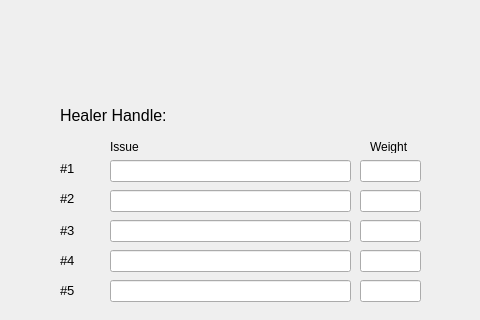
Before: the Qt Designer form ui/Healing5IssueUI.ui in sourcery-ai-experiments/jaar, drawn with Qt 5; both pictures show x 0 to 480 and y 0 to 320 of the 821 by 625 pixel window.
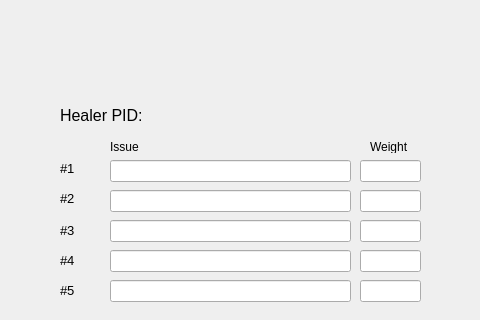
After: the same form once the commit is applied.

Diff of the .ui file:
```diff
--- a/ui/Healing5IssueUI.ui
+++ b/ui/Healing5IssueUI.ui
@@ -551,7 +551,7 @@
     </font>
    </property>
    <property name="text">
-    <string>Healer Handle:</string>
+    <string>Healer PID:</string>
    </property>
   </widget>
   <widget class="QLineEdit" name="issue_10">
```
